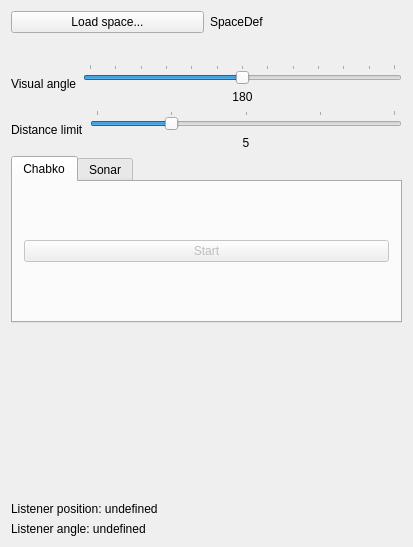
Qt form mainwindow.ui (navigatore/imaginote) before a commit.
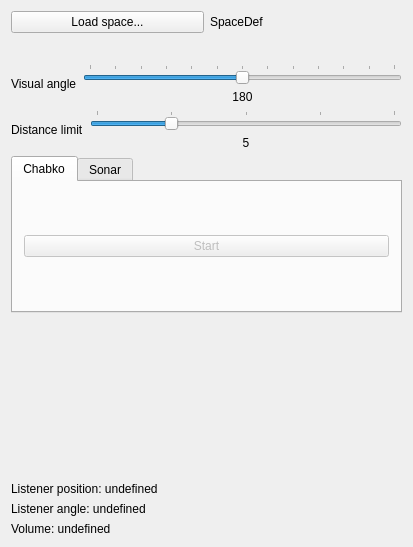
The same form after that commit. Custom widgets are drawn as their Qt base class.

Commit message: Add global volume control

```diff
--- a/mainwindow.ui
+++ b/mainwindow.ui
@@ -238,6 +238,13 @@
       </property>
      </widget>
     </item>
+    <item>
+     <widget class="QLabel" name="volumeLabel">
+      <property name="text">
+       <string>Volume: undefined</string>
+      </property>
+     </widget>
+    </item>
    </layout>
   </widget>
  </widget>
```
Left out of the diff: 8 changed lines with no effect on the pictures. The commit also changes 6 other files.
